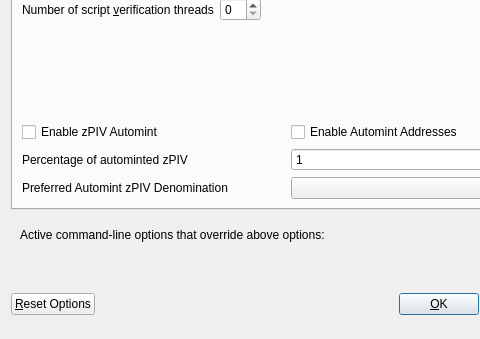
First picture: the form in src/qt/forms/optionsdialog.ui, repository Block-Logic-Technology-Group/bltg, before the edit; both pictures show x 0 to 480 and y 103 to 442 of the 576 by 442 pixel window.
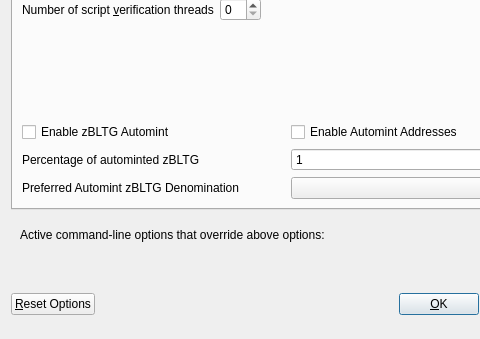
Second picture: the form after the edit. Custom widgets are drawn as their Qt base class.

```diff
--- a/src/qt/forms/optionsdialog.ui
+++ b/src/qt/forms/optionsdialog.ui
@@ -147,7 +147,7 @@
                <enum>Qt::LeftToRight</enum>
               </property>
               <property name="text">
-               <string>Enable zPIV Automint</string>
+               <string>Enable zBLTG Automint</string>
               </property>
              </widget>
             </item>
@@ -174,7 +174,7 @@
                <string>Percentage of incoming PIV which get automatically converted to zPIV via Zerocoin Protocol (min: 10%)</string>
               </property>
               <property name="text">
-               <string>Percentage of autominted zPIV</string>
+               <string>Percentage of autominted zBLTG</string>
               </property>
              </widget>
             </item>
@@ -207,7 +207,7 @@
                <string>Wait with automatic conversion to Zerocoin until enough PIV for this denomination is available</string>
               </property>
               <property name="text">
-               <string>Preferred Automint zPIV Denomination</string>
+               <string>Preferred Automint zBLTG Denomination</string>
               </property>
              </widget>
             </item>
```
Left out of the diff: 10 changed lines with no effect on the pictures.
